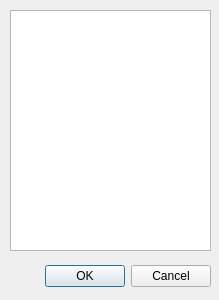
Above: Interface/InterfaceFAMA/param.ui from cristianommsilva/machine-learning-ip-ime before the change. Below: the same form after it.
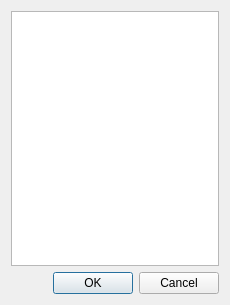
That is the form after the change.

```diff
--- a/Interface/InterfaceFAMA/param.ui
+++ b/Interface/InterfaceFAMA/param.ui
@@ -6,38 +6,16 @@
    <rect>
     <x>0</x>
     <y>0</y>
-    <width>219</width>
-    <height>300</height>
+    <width>230</width>
+    <height>305</height>
    </rect>
   </property>
   <property name="windowTitle">
    <string>Dialog</string>
   </property>
-  <widget class="QDialogButtonBox" name="buttonBox_ok">
-   <property name="geometry">
-    <rect>
-     <x>10</x>
-     <y>260</y>
-     <width>201</width>
-     <height>32</height>
-    </rect>
-   </property>
-   <property name="orientation">
-    <enum>Qt::Horizontal</enum>
-   </property>
-   <property name="standardButtons">
-    <set>QDialogButtonBox::Cancel|QDialogButtonBox::Ok</set>
-   </property>
-  </widget>
+  <layout class="QGridLayout" name="gridLayout">
+   <item row="0" column="0">
   <widget class="QTableView" name="tableView">
-   <property name="geometry">
-    <rect>
-     <x>10</x>
-     <y>10</y>
-     <width>201</width>
-     <height>241</height>
-    </rect>
-   </property>
    <property name="editTriggers">
     <set>QAbstractItemView::AllEditTriggers</set>
    </property>
@@ -54,6 +32,18 @@
     <bool>false</bool>
    </attribute>
   </widget>
+   </item>
+   <item row="1" column="0">
+    <widget class="QDialogButtonBox" name="buttonBox_ok">
+     <property name="orientation">
+      <enum>Qt::Horizontal</enum>
+     </property>
+     <property name="standardButtons">
+      <set>QDialogButtonBox::Cancel|QDialogButtonBox::Ok</set>
+     </property>
+    </widget>
+   </item>
+  </layout>
  </widget>
  <resources/>
  <connections>
```
Left out of the diff: 2 changed lines with no effect on the pictures. Lines whose indentation alone changed are shown as unchanged.
